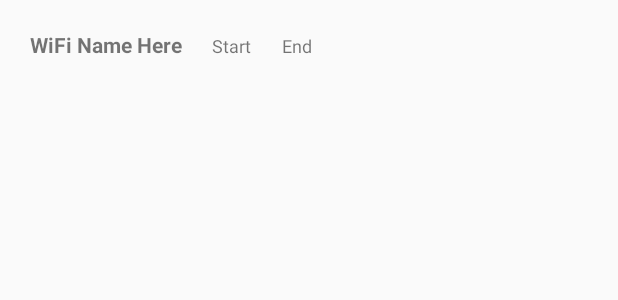
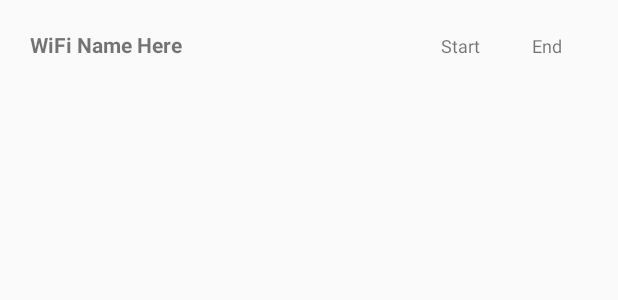
Before and after one commit to BBK-PiJ-2015-89/LotisiDev, an Android app: the layout listitem.xml on its own in the app's theme, with its tools: preview values and no code run, on a phone screen of 412 x 824 dp. Shown: the top 300 px of the screen. Run offline under Robolectric (Android 15) with nearby library versions, the phone set to English and light mode, and no system bars.

```diff
--- a/app/src/main/java/testapp/silencertestapp/Locations.java
+++ b/app/src/main/java/testapp/silencertestapp/Locations.java
@@ -85,7 +85,7 @@ public class Locations {
                 return cursor;
     }
 
-    public long addCondition(String wifiName, long start_Time, long end_time, String days_of_week){
+    public long addCondition(String wifiName,  String start_Time, String end_time, String days_of_week){
         ContentValues contentValues = new ContentValues();
         contentValues.put(WIFI_NAME_FIELD, wifiName);
         contentValues.put(START_TIME_FIELD, start_Time);
@@ -95,7 +95,7 @@ public class Locations {
        return db.insert(CONDITIONS_TBL, null, contentValues);
     }
 
-    public int updateConditionById(long itemId, String wifiName, int start_Time, int end_Time, String days_of_week){
+    public int updateConditionById(long itemId, String wifiName, String start_Time, String end_Time, String days_of_week){
         ContentValues contentValues = new ContentValues();
         contentValues.put(WIFI_NAME_FIELD, wifiName);
         contentValues.put(START_TIME_FIELD, start_Time);
--- a/app/src/main/res/layout/listitem.xml
+++ b/app/src/main/res/layout/listitem.xml
@@ -1,19 +1,19 @@
 <?xml version="1.0" encoding="utf-8"?>
 <LinearLayout xmlns:android="http://schemas.android.com/apk/res/android"
-    android:layout_width="wrap_content"
+    android:layout_width="match_parent"
     android:layout_height="wrap_content"
     android:padding="20dp"
     android:weightSum="1">
 
     <TextView
         android:id="@+id/wifi_network_listview"
-        android:layout_width="0dp"
+        android:layout_width="156dp"
         android:layout_height="wrap_content"
-        android:layout_weight="1.38"
         android:text="@string/wifi_name_here"
         android:textAlignment="viewStart"
         android:textSize="14sp"
-        android:textStyle="bold" />
+        android:textStyle="bold"
+        android:layout_weight="0.76" />
 
 
     <TextView
@@ -23,14 +23,16 @@
         android:layout_marginStart="20dp"
         android:text="@string/start"
         android:textAlignment="viewStart"
-        android:textSize="12sp" />
+        android:textSize="12sp"
+        android:layout_weight="0.11" />
 
     <TextView
         android:id="@+id/end_time_listview"
-        android:layout_width="match_parent"
+        android:layout_width="wrap_content"
         android:layout_height="wrap_content"
         android:layout_marginEnd="0dp"
         android:layout_marginStart="20dp"
+        android:layout_weight="0.16"
         android:text="@string/end"
         android:textAlignment="viewStart"
         android:textSize="12sp" />
```
Also changed, not shown: app/src/main/java/testapp/silencertestapp/MainActivity.java (+37 -13 lines).
